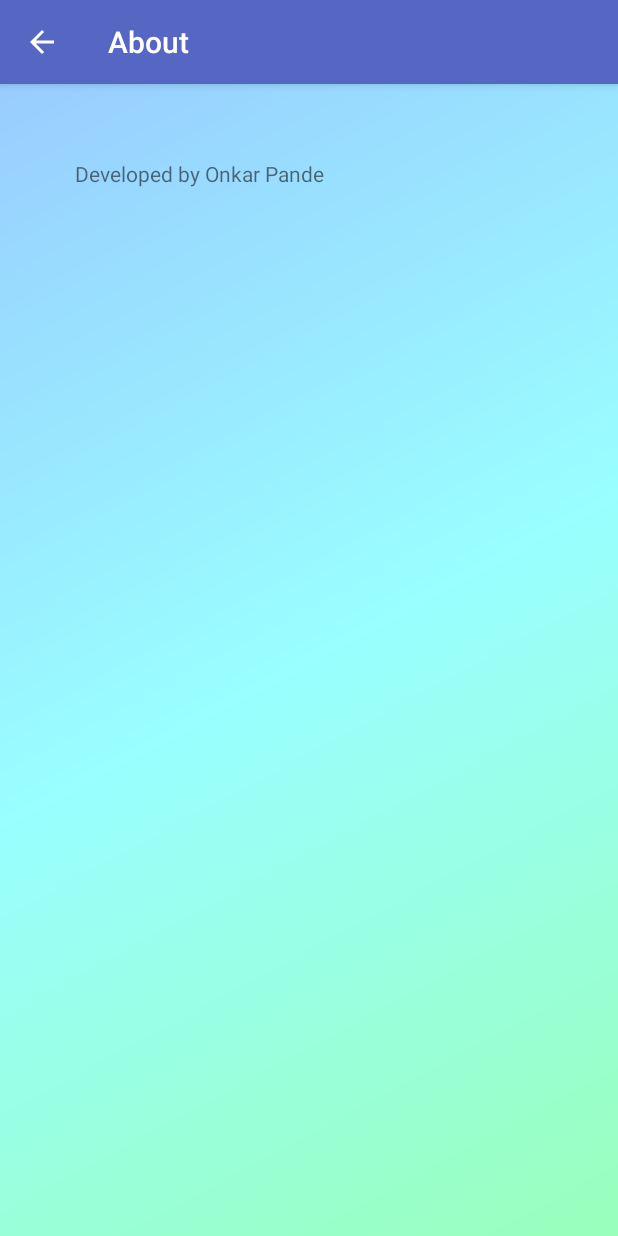
After one commit to pandeod/KJSPMessMenu, an Android app: the AboutActivity screen opened directly, with no data from a screen before it, on a phone screen of 412 x 824 dp. The commit adds this screen. Run offline under Robolectric (Android 15) with nearby library versions, the phone set to English and light mode, and no system bars.

Commit message:
about activity added

```diff
--- a/app/build.gradle
+++ b/app/build.gradle
@@ -33,4 +33,5 @@ dependencies {
     implementation 'com.firebaseui:firebase-ui-auth:3.2.2'
 }
 
+
 apply plugin: 'com.google.gms.google-services'
--- a/app/src/main/AndroidManifest.xml
+++ b/app/src/main/AndroidManifest.xml
@@ -19,6 +19,11 @@
                 <category android:name="android.intent.category.LAUNCHER" />
             </intent-filter>
         </activity>
+        <activity
+            android:name=".AboutActivity"
+            android:label="About"
+            android:parentActivityName="com.example.onkarpande.kjspmessmenu.MainActivity">
+        </activity>
     </application>
 
 </manifest>
--- /dev/null
+++ b/app/src/main/java/com/example/onkarpande/kjspmessmenu/AboutActivity.java
@@ -0,0 +1,17 @@
+package com.example.onkarpande.kjspmessmenu;
+
+import android.content.Intent;
+import android.support.v7.app.AppCompatActivity;
+import android.os.Bundle;
+import android.support.v7.widget.Toolbar;
+import android.view.View;
+
+public class AboutActivity extends AppCompatActivity {
+
+    @Override
+    protected void onCreate(Bundle savedInstanceState) {
+        super.onCreate(savedInstanceState);
+        setContentView(R.layout.activity_about);
+
+    }
+}
--- a/app/src/main/java/com/example/onkarpande/kjspmessmenu/MainActivity.java
+++ b/app/src/main/java/com/example/onkarpande/kjspmessmenu/MainActivity.java
@@ -1,5 +1,6 @@
 package com.example.onkarpande.kjspmessmenu;
 
+import android.content.Intent;
 import android.os.Bundle;
 import android.support.annotation.NonNull;
 import android.support.design.widget.FloatingActionButton;
@@ -154,7 +155,8 @@ public class MainActivity extends AppCompatActivity
 
         //noinspection SimplifiableIfStatement
         if (id == R.id.action_settings) {
-            return true;
+            Intent i = new Intent(this,AboutActivity.class);
+            startActivity(i);
         }
 
         return super.onOptionsItemSelected(item);
--- /dev/null
+++ b/app/src/main/res/layout/activity_about.xml
@@ -0,0 +1,16 @@
+<?xml version="1.0" encoding="utf-8"?>
+<android.support.constraint.ConstraintLayout xmlns:android="http://schemas.android.com/apk/res/android"
+    xmlns:app="http://schemas.android.com/apk/res-auto"
+    xmlns:tools="http://schemas.android.com/tools"
+    android:layout_width="match_parent"
+    android:layout_height="match_parent"
+    android:background="@drawable/app_background"
+    tools:context="com.example.onkarpande.kjspmessmenu.AboutActivity">
+
+    <TextView
+        android:text="Developed by Onkar Pande"
+        android:layout_margin="50dp"
+        android:layout_width="match_parent"
+        android:layout_height="match_parent" />
+
+</android.support.constraint.ConstraintLayout>
--- a/app/src/main/res/menu/main.xml
+++ b/app/src/main/res/menu/main.xml
@@ -4,6 +4,6 @@
     <item
         android:id="@+id/action_settings"
         android:orderInCategory="100"
-        android:title="@string/action_settings"
+        android:title="@string/action_about"
         app:showAsAction="never" />
 </menu>
--- a/app/src/main/res/values/strings.xml
+++ b/app/src/main/res/values/strings.xml
@@ -4,7 +4,7 @@
     <string name="navigation_drawer_open">Open navigation drawer</string>
     <string name="navigation_drawer_close">Close navigation drawer</string>
 
-    <string name="action_settings">Settings</string>
+    <string name="action_about">About</string>
     <string name="title_activity_settings">Settings</string>
 
     <!-- Strings related to Settings -->
```
